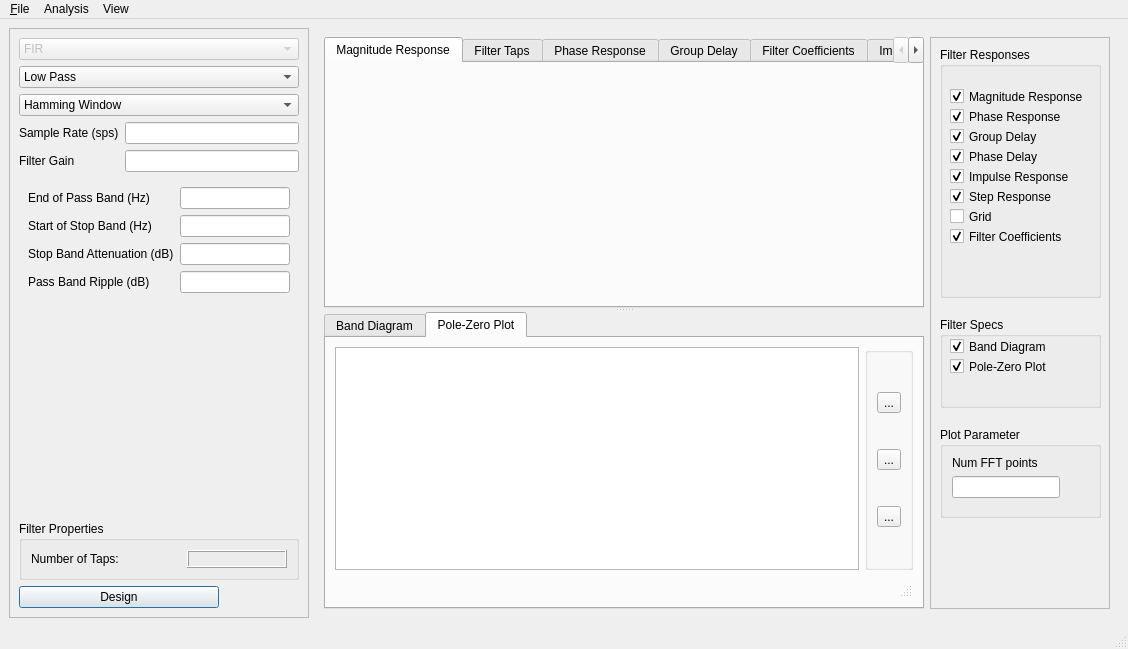
First picture: the form in python/pyqt_filter_stacked.ui, repository zeroXzero/gr-filtdes, before the edit.
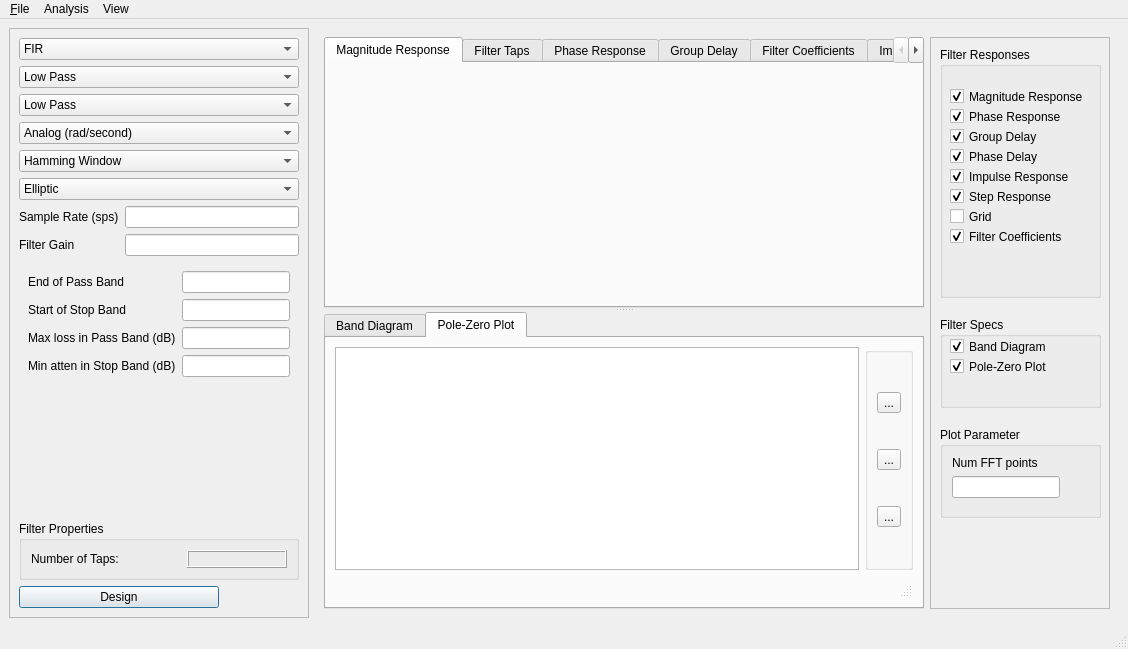
Second picture: the form after the edit. Icons and pictures are not drawn. Custom widgets are drawn as their Qt base class.

Commit message: Experimental scipy based IIR Low-pass design added to gr_filter_design Will throw many errors and should be used only for testing purposes

The edit to the form file:
```diff
--- a/python/pyqt_filter_stacked.ui
+++ b/python/pyqt_filter_stacked.ui
@@ -1050,7 +1050,7 @@
        <item>
         <widget class="QComboBox" name="comboBox">
          <property name="enabled">
-          <bool>false</bool>
+          <bool>true</bool>
          </property>
          <item>
           <property name="text">
@@ -1103,6 +1103,44 @@
          </item>
         </widget>
        </item>
+       <item>
+        <widget class="QComboBox" name="iirfilterBandComboBox">
+         <item>
+          <property name="text">
+           <string>Low Pass</string>
+          </property>
+         </item>
+         <item>
+          <property name="text">
+           <string>Band Pass</string>
+          </property>
+         </item>
+         <item>
+          <property name="text">
+           <string>Band Stop</string>
+          </property>
+         </item>
+         <item>
+          <property name="text">
+           <string>High Pass</string>
+          </property>
+         </item>
+        </widget>
+       </item>
+       <item>
+        <widget class="QComboBox" name="adComboBox">
+         <item>
+          <property name="text">
+           <string>Analog (rad/second)</string>
+          </property>
+         </item>
+         <item>
+          <property name="text">
+           <string>Digital (normalized 0-1)</string>
+          </property>
+         </item>
+        </widget>
+       </item>
        <item>
         <widget class="QComboBox" name="filterDesignTypeComboBox">
          <item>
@@ -1142,6 +1180,35 @@
          </item>
         </widget>
        </item>
+       <item>
+        <widget class="QComboBox" name="iirfilterTypeComboBox">
+         <item>
+          <property name="text">
+           <string>Elliptic</string>
+          </property>
+         </item>
+         <item>
+          <property name="text">
+           <string>Butterworth</string>
+          </property>
+         </item>
+         <item>
+          <property name="text">
+           <string>Chebyshev-1</string>
+          </property>
+         </item>
+         <item>
+          <property name="text">
+           <string>Chebyshev-2</string>
+          </property>
+         </item>
+         <item>
+          <property name="text">
+           <string>Bessel</string>
+          </property>
+         </item>
+        </widget>
+       </item>
        <item>
         <layout class="QFormLayout" name="globalParamsLayout">
          <property name="fieldGrowthPolicy">
@@ -1185,7 +1252,7 @@
        <item>
         <widget class="QStackedWidget" name="filterTypeWidget">
          <property name="currentIndex">
-          <number>0</number>
+          <number>6</number>
          </property>
          <widget class="QWidget" name="firlpfPage">
           <layout class="QFormLayout" name="formLayout">
@@ -1460,6 +1527,50 @@
            </item>
           </layout>
          </widget>
+         <widget class="QWidget" name="iirlpfPage">
+          <layout class="QFormLayout" name="formLayout_15">
+           <item row="0" column="0">
+            <widget class="QLabel" name="iirendofLpfPassBandLabel">
+             <property name="text">
+              <string>End of Pass Band</string>
+             </property>
+            </widget>
+           </item>
+           <item row="0" column="1">
+            <widget class="QLineEdit" name="iirendofLpfPassBandEdit"/>
+           </item>
+           <item row="1" column="0">
+            <widget class="QLabel" name="iirstartofLpfStopBandLabel">
+             <property name="text">
+              <string>Start of Stop Band </string>
+             </property>
+            </widget>
+           </item>
+           <item row="1" column="1">
+            <widget class="QLineEdit" name="iirstartofLpfStopBandEdit"/>
+           </item>
+           <item row="2" column="0">
+            <widget class="QLabel" name="iirLpfPassBandAttenLabel">
+             <property name="text">
+              <string>Max loss in Pass Band (dB)</string>
+             </property>
+            </widget>
+           </item>
+           <item row="2" column="1">
+            <widget class="QLineEdit" name="iirLpfPassBandAttenEdit"/>
+           </item>
+           <item row="3" column="0">
+            <widget class="QLabel" name="iirLpfStopBandRippleLabel">
+             <property name="text">
+              <string>Min atten in Stop Band (dB)</string>
+             </property>
+            </widget>
+           </item>
+           <item row="3" column="1">
+            <widget class="QLineEdit" name="iirLpfStopBandRippleEdit"/>
+           </item>
+          </layout>
+         </widget>
         </widget>
        </item>
        <item>
```
Left out of the diff: 4 changed lines with no effect on the pictures. The commit also changes 6 other files.
